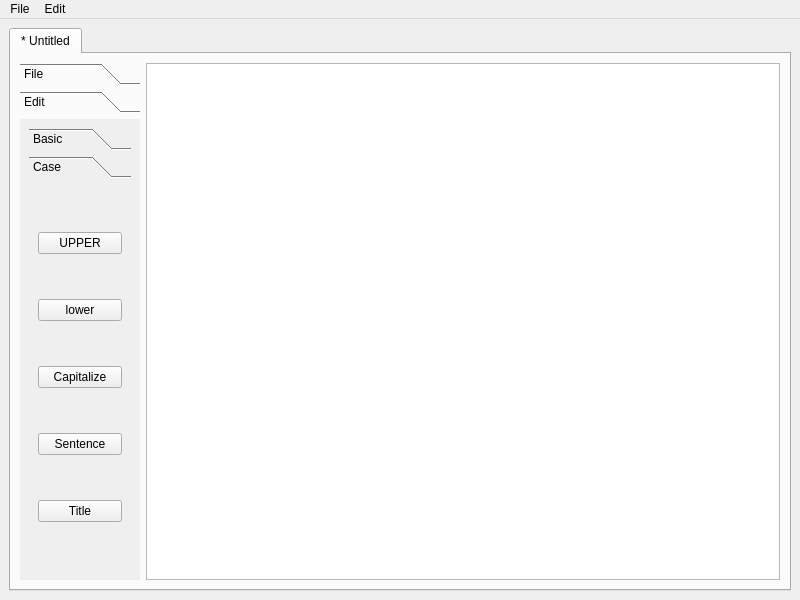
This is ui/MainWindow.ui in RyanDeBarros/Cerberus as Qt 5 draws it before an edit. The edited form follows.
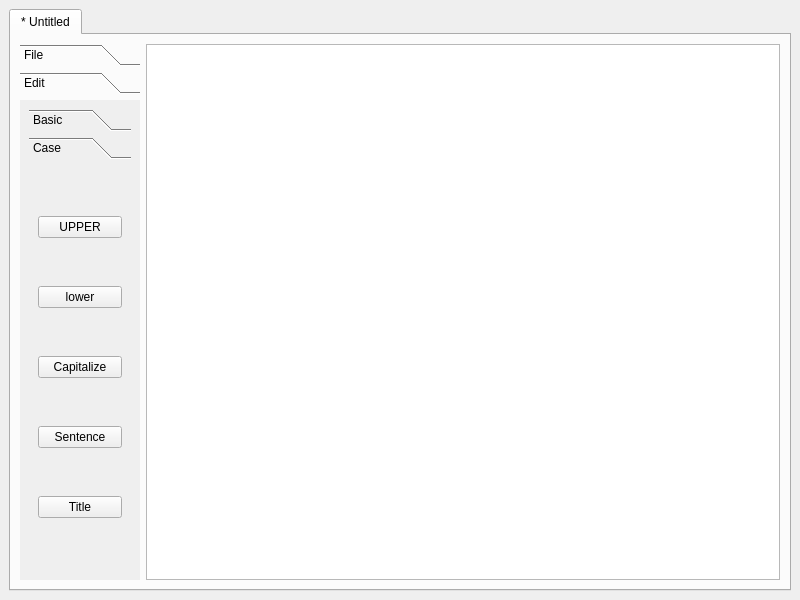
This is the edited form.

Commit message: Sentence case.

What changed in the file:
```diff
--- a/ui/MainWindow.ui
+++ b/ui/MainWindow.ui
@@ -61,7 +61,7 @@
              <x>0</x>
              <y>0</y>
              <width>120</width>
-             <height>442</height>
+             <height>475</height>
             </rect>
            </property>
            <attribute name="label">
@@ -92,7 +92,7 @@
                  <x>0</x>
                  <y>0</y>
                  <width>102</width>
-                 <height>364</height>
+                 <height>397</height>
                 </rect>
                </property>
                <attribute name="label">
@@ -151,29 +151,6 @@
     </item>
    </layout>
   </widget>
-  <widget class="QMenuBar" name="menubar">
-   <property name="geometry">
-    <rect>
-     <x>0</x>
-     <y>0</y>
-     <width>800</width>
-     <height>33</height>
-    </rect>
-   </property>
-   <widget class="QMenu" name="menuFile">
-    <property name="title">
-     <string>File</string>
-    </property>
-   </widget>
-   <widget class="QMenu" name="menuEdit">
-    <property name="title">
-     <string>Edit</string>
-    </property>
-    <addaction name="actionChange_Case"/>
-   </widget>
-   <addaction name="menuFile"/>
-   <addaction name="menuEdit"/>
-  </widget>
   <action name="actionChange_Case">
    <property name="text">
     <string>Change Case</string>
```
The commit also changes 1 other file.
